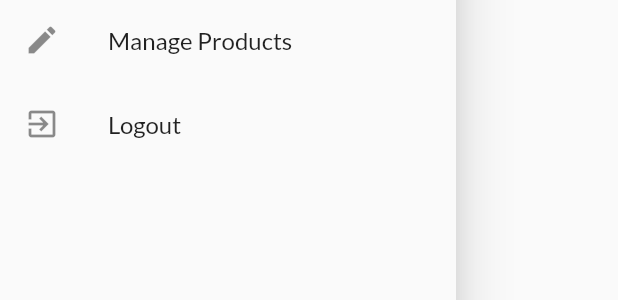
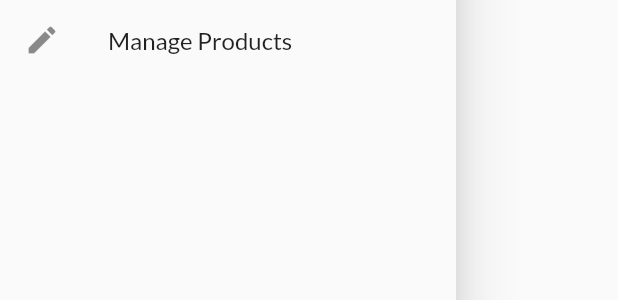
Before and after one commit to MTrungCode/AppBanHang-AppMobile, a Flutter app: the AppDrawer widget shown alone on an empty page, opened directly, on a phone screen of 412 x 824 dp. Shown: the part 326-626 px from the top of the screen. Run offline on Flutter 3.47's test engine with Material 2 defaults, Android fonts, the phone set to English and light mode, and no system bars; network calls fail.

Commit message:
Xay dung drawer va dinh tuyen theo ten

```diff
--- a/lib/ui/shared/app_drawer.dart
+++ b/lib/ui/shared/app_drawer.dart
@@ -1,7 +1,5 @@
 import 'package:flutter/material.dart';
-import 'package:provider/provider.dart';
 
-import '../auth/auth_manager.dart';
 import '../orders/order_screen.dart';
 import '../products/user_products_screen.dart';
 
@@ -43,16 +41,6 @@ class AppDrawer extends StatelessWidget {
                   .pushReplacementNamed(UserProductsScreen.routeName);
             },
           ),
-          ListTile(
-            leading: const Icon(Icons.exit_to_app),
-            title: const Text('Logout'),
-            onTap: () {
-              Navigator.of(context)
-                ..pop()
-                ..pushReplacementNamed('/');
-              context.read<AuthManager>().logout();
-            },
-          )
         ],
       ),
     );
```
